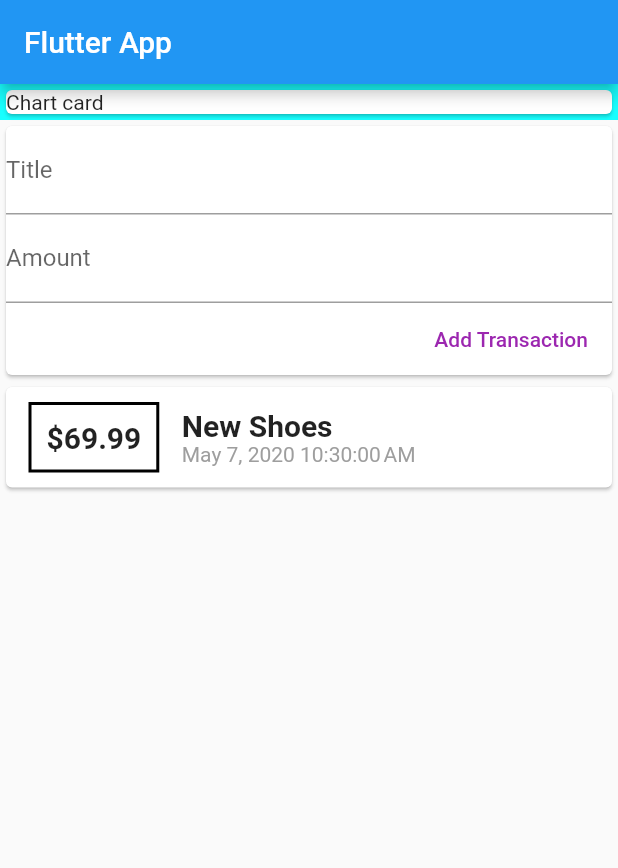
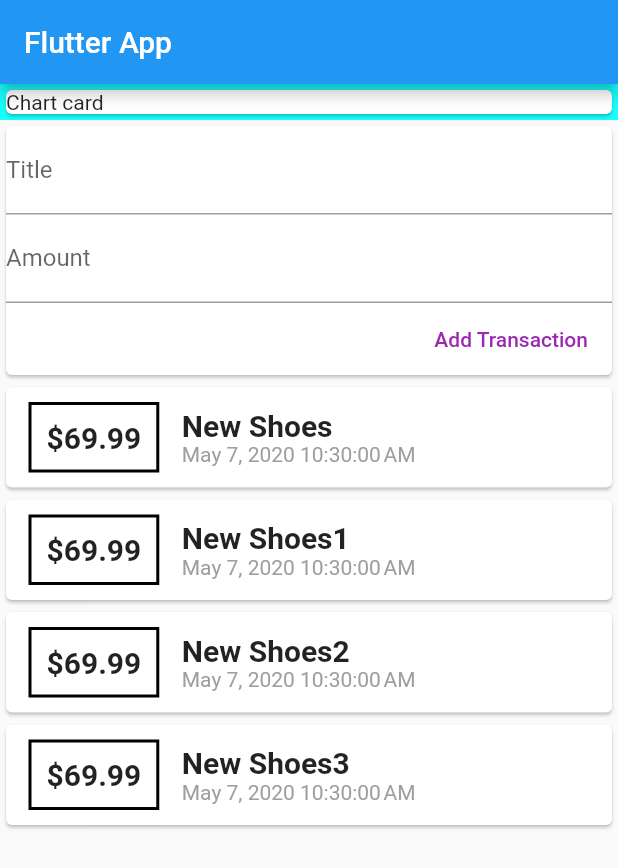
Before and after one commit to Hamza-ye/personal_expenses_app, a Flutter app: the screen it shows after launch, on a phone screen of 412 x 824 dp. Shown: the top 868 px of the screen. Run offline on Flutter 3.47's test engine with Material 2 defaults, Android fonts, the phone set to English and light mode, and no system bars.

Commit message:
make list scrollable

```diff
--- a/lib/wedgits/TransactionList.dart
+++ b/lib/wedgits/TransactionList.dart
@@ -10,14 +10,16 @@ class TransactionList extends StatelessWidget{
 
   @override
   Widget build(BuildContext context) {
-    return Column(
-      children: transactions.map((tx) {
+    return Container(
+      height: 300,
+      child: ListView.builder(
+          itemBuilder: (context, index) {
             return Card(
               child: Row(
                 children: <Widget>[
                   Container(
                     child: Text(
-                  '\$${tx.amount}',
+                      '\$${transactions[index].amount}',
                       style: TextStyle(
                         fontWeight: FontWeight.bold,
                         fontSize: 20,
@@ -31,14 +33,14 @@ class TransactionList extends StatelessWidget{
                   Column(
                     children: <Widget>[
                       Text(
-                    tx.title,
+                        transactions[index].title,
                         style: TextStyle(
                           fontWeight: FontWeight.bold,
                           fontSize: 20,
                         ),
                       ),
                       Text(
-                    DateFormat().format(tx.date),
+                        DateFormat().format(transactions[index].date),
                         style: TextStyle(color: Colors.grey),
                       ),
                     ],
@@ -47,7 +49,9 @@ class TransactionList extends StatelessWidget{
                 ],
               ),
             );
-      }).toList(),
+          },
+        itemCount: transactions.length,
+      ),
     );
   }
 }
--- a/lib/wedgits/UserTransactions.dart
+++ b/lib/wedgits/UserTransactions.dart
@@ -13,6 +13,14 @@ class _UserTransactionsState extends State<UserTransactions> {
   final List<Transaction> _userTransactions = [
     Transaction(
         id: '001', title: 'New Shoes', amount: 69.99, date: DateTime.now()),
+    Transaction(
+        id: '002', title: 'New Shoes1', amount: 69.99, date: DateTime.now()),
+    Transaction(
+        id: '003', title: 'New Shoes2', amount: 69.99, date: DateTime.now()),
+    Transaction(
+        id: '004', title: 'New Shoes3', amount: 69.99, date: DateTime.now()),
+    Transaction(
+        id: '005', title: 'New Shoes4', amount: 69.99, date: DateTime.now()),
   ];
 
   void _addNewTransaction(String axTitle, double axAmount) {
```
Lines whose indentation alone changed are shown as unchanged.
